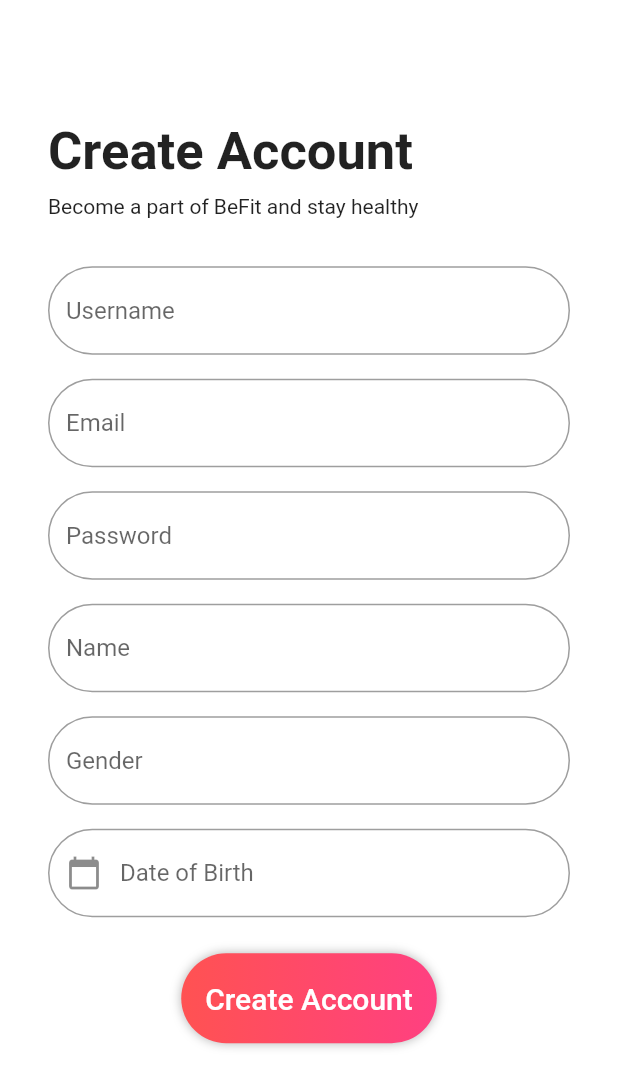
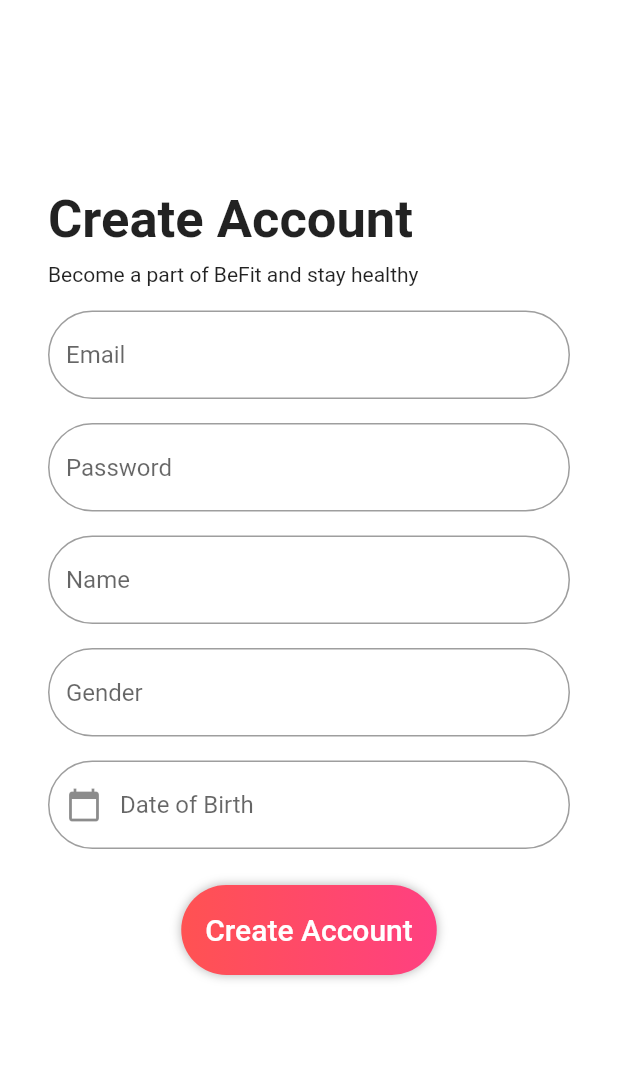
Before and after one commit to basiljamil12/BeFit, a Flutter app: the RegisterView screen opened by its route, on a phone screen of 412 x 824 dp. Shown: the top 1087 px of the screen. Run offline on Flutter 3.47's test engine with Material 2 defaults, Android fonts, the phone set to English and light mode, and no system bars; our stand-ins replace firebase_auth, firebase_core, google_nav_bar, pedometer; accounts and stored records are empty.

Commit message:
removed username from data

```diff
--- a/frontend/mybefitapp/lib/model/user_model.dart
+++ b/frontend/mybefitapp/lib/model/user_model.dart
@@ -10,7 +10,6 @@ String userModelToJson(UserModel data) => json.encode(data.toJson());
 
 class UserModel {
   String? id;
-  String username;
   String password;
   String name;
   String gender;
@@ -19,7 +18,6 @@ class UserModel {
 
   UserModel({
     this.id,
-    required this.username,
     required this.password,
     required this.name,
     required this.gender,
@@ -33,7 +31,6 @@ class UserModel {
 
     return UserModel(
       id: user["_id"],
-      username: user["username"],
       password: user["password"],
       name: user["name"],
       gender: user["gender"],
@@ -42,7 +39,6 @@ class UserModel {
     );
   }
   Map<String, dynamic> toJson() => {
-        "username": username,
         "password": password,
         "name": name,
         "gender": gender,
--- a/frontend/mybefitapp/lib/views/register_view.dart
+++ b/frontend/mybefitapp/lib/views/register_view.dart
@@ -36,7 +36,6 @@ class _RegisterViewState extends State<RegisterView> {
   void initState() {
     _email = TextEditingController();
     _password = TextEditingController();
-    _username = TextEditingController();
     _name = TextEditingController();
     _gender = TextEditingController();
     _dob = TextEditingController();
@@ -47,7 +46,6 @@ class _RegisterViewState extends State<RegisterView> {
   void dispose() {
     _email.dispose();
     _password.dispose();
-    _username.dispose();
     _name.dispose();
     _gender.dispose();
     _dob.dispose();
@@ -57,7 +55,6 @@ class _RegisterViewState extends State<RegisterView> {
   UserModel createUserModel() {
     String email = _email.text;
     String password = _password.text;
-    String username = _username.text;
     String name = _name.text;
     String gender = _gender.text;
     DateTime dob = DateTime.parse(_dob.text);
@@ -65,7 +62,6 @@ class _RegisterViewState extends State<RegisterView> {
     return UserModel(
       email: email,
       password: password,
-      username: username,
       name: name,
       gender: gender,
       dob: dob,
@@ -106,22 +102,6 @@ class _RegisterViewState extends State<RegisterView> {
                         ),
                       ),
                     ],
-                  ),
-                  const SizedBox(height: 32.0),
-                  TextField(
-                    controller: _username,
-                    enableSuggestions: false,
-                    autocorrect: false,
-                    decoration: InputDecoration(
-                      hintText: 'Username',
-                      border: OutlineInputBorder(
-                        borderSide: const BorderSide(
-                          width: 3,
-                          color: Colors.pinkAccent,
-                        ),
-                        borderRadius: BorderRadius.circular(50),
-                      ),
-                    ),
                   ),
                   const SizedBox(height: 16.0),
                   TextField(
```
Also changed, not shown: 2 other files.
